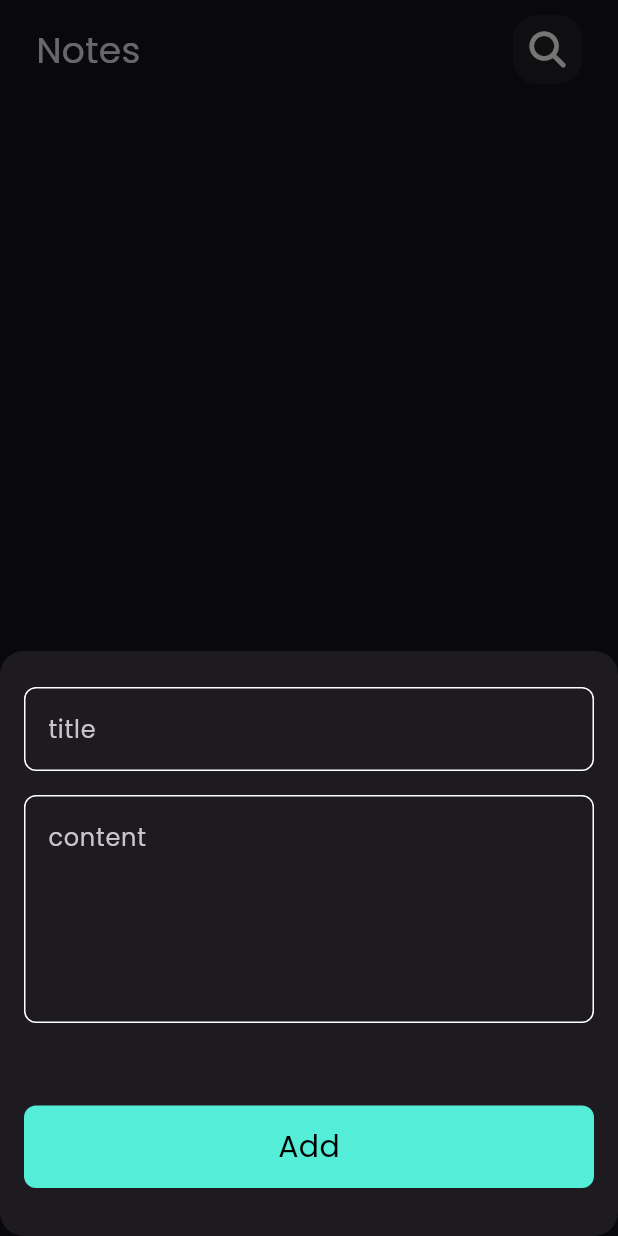
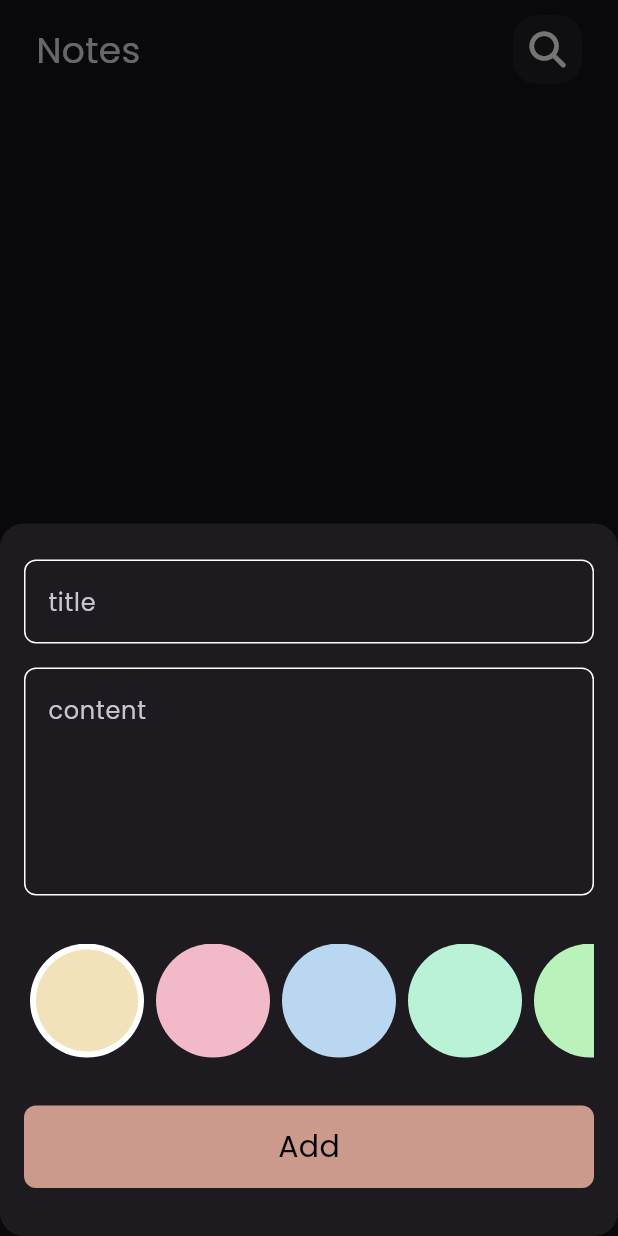
Before and after one commit to SABAHMOHAMEDD/note_app, a Flutter app: the screen it shows after launch, after a tap on an icon or button, on a phone screen of 412 x 824 dp. Run offline on Flutter 3.47's test engine with Material 2 defaults, Android fonts, the phone set to English and light mode, and no system bars; our stand-ins replace animated_splash_screen, bloc, flutter_bloc, font_awesome_flutter, hive, hive_flutter; accounts and stored records are empty.

Commit message:
finished app

```diff
--- a/lib/core/constants.dart
+++ b/lib/core/constants.dart
@@ -1,4 +1,13 @@
 import 'dart:ui';
 
-const KprimaryColor = Color(0xFF54eed8);
+const KprimaryColor = Color(0xFFCC998D);
+const Klogo = "assets/images/notebook.png";
 const kNotesBox = 'notes_box';
+const List<Color> KcolorsList = [
+  Color(0xFFF2E2BA),
+  Color(0xFFF2BAC9),
+  Color(0xFFBAD7F2),
+  Color(0xFFBAF2D8),
+  Color(0xFFBAF2BB),
+  Color(0xFFCFCBCA),
+];
--- a/lib/core/widgets/add_notes_bottom_sheet.dart
+++ b/lib/core/widgets/add_notes_bottom_sheet.dart
@@ -1,3 +1,4 @@
+import 'package:flutter/foundation.dart';
 import 'package:flutter/material.dart';
 import 'package:flutter_bloc/flutter_bloc.dart';
 import 'package:note_app/cubit/add_note_cubit/add_note_cubit.dart';
@@ -24,7 +25,9 @@ class AddNotesBottomSheet extends StatelessWidget {
               Navigator.pop(context);
             }
             if (state is AddNoteFailureState) {
-              print(state.errorMsg);
+              if (kDebugMode) {
+                print(state.errorMsg);
+              }
             }
           },
           builder: (context, state) {
--- a/lib/core/widgets/add_notes_form.dart
+++ b/lib/core/widgets/add_notes_form.dart
@@ -7,6 +7,7 @@ import 'package:note_app/models/notes_model.dart';
 import '../../cubit/add_note_cubit/add_note_states.dart';
 import 'custom_button.dart';
 import 'custom_text_field.dart';
+import 'item_color_listview.dart';
 
 class AddNotesForm extends StatefulWidget {
   const AddNotesForm({super.key});
@@ -46,30 +47,18 @@ class _AddNotesFormState extends State<AddNotesForm> {
             maxLines: 5,
           ),
           const SizedBox(
-            height: 55,
+            height: 32,
+          ),
+          const ItemColorListView(),
+          const SizedBox(
+            height: 32,
           ),
           BlocBuilder<AddNoteCubit, AddNoteStates>(
             builder: (context, state) {
               return CutomButton(
                 isLoading: state is AddNoteLoadingState ? true : false,
                 onTab: () {
-                  if (formKey.currentState!.validate()) {
-                    formKey.currentState!.save();
-                    var currentDate = DateTime.now();
-                    // you can write your custom format
-                    //  String formattedCurrentDate = DateFormat('dd-mm-yyyy').format(currentDate);
-                    String formattedCurrentDate =
-                        DateFormat.yMd().format(currentDate);
-
-                    NotesModel notesModel = NotesModel(
-                        title: title!,
-                        subtitle: subtitle!,
-                        date: formattedCurrentDate,
-                        color: Colors.deepPurple.value);
-                    BlocProvider.of<AddNoteCubit>(context).addNote(notesModel);
-                  } else {
-                    autovalidateMode = AutovalidateMode.always;
-                  }
+                  addNote();
                 },
               );
             },
@@ -81,4 +70,23 @@ class _AddNotesFormState extends State<AddNotesForm> {
       ),
     );
   }
+
+  addNote() {
+    if (formKey.currentState!.validate()) {
+      formKey.currentState!.save();
+      var currentDate = DateTime.now();
+      // you can write your custom format
+      //  String formattedCurrentDate = DateFormat('dd-mm-yyyy').format(currentDate);
+      String formattedCurrentDate = DateFormat.yMd().format(currentDate);
+
+      NotesModel notesModel = NotesModel(
+          title: title!,
+          subtitle: subtitle!,
+          date: formattedCurrentDate,
+          color: Colors.deepPurple.value);
+      BlocProvider.of<AddNoteCubit>(context).addNote(notesModel);
+    } else {
+      autovalidateMode = AutovalidateMode.always;
+    }
+  }
 }
--- /dev/null
+++ b/lib/core/widgets/color_item.dart
@@ -0,0 +1,28 @@
+import 'package:flutter/material.dart';
+
+class ColorItem extends StatelessWidget {
+  const ColorItem({
+    super.key,
+    required this.isActive,
+    required this.color,
+  });
+  final bool isActive;
+  final Color color;
+
+  @override
+  Widget build(BuildContext context) {
+    return isActive
+        ? CircleAvatar(
+      backgroundColor: Colors.white,
+      radius: 38,
+      child: CircleAvatar(
+        radius: 34,
+        backgroundColor: color,
+      ),
+    )
+        : CircleAvatar(
+      radius: 38,
+      backgroundColor: color,
+    );
+  }
+}
--- a/lib/core/widgets/custom_app_bar.dart
+++ b/lib/core/widgets/custom_app_bar.dart
@@ -3,10 +3,11 @@ import 'package:flutter/material.dart';
 import 'custom_search_Icon.dart';
 
 class CustomAppBar extends StatelessWidget {
-  const CustomAppBar({Key? key, required this.title, required this.icon})
+  const CustomAppBar({Key? key, required this.title, required this.icon, this.onIconTap})
       : super(key: key);
   final String title;
   final IconData icon;
+  final void Function()? onIconTap;
   @override
   Widget build(BuildContext context) {
     return Row(
@@ -16,7 +17,8 @@ class CustomAppBar extends StatelessWidget {
           style: const TextStyle(fontSize: 24),
         ),
         const Spacer(),
-        CustomSearchIcon(
+        CustomAppBarIcon(
+          onIconTap: onIconTap,
           icon: icon,
         )
       ],
--- a/lib/core/widgets/custom_search_Icon.dart
+++ b/lib/core/widgets/custom_search_Icon.dart
@@ -1,18 +1,23 @@
 import 'package:flutter/material.dart';
 
-class CustomSearchIcon extends StatelessWidget {
-  const CustomSearchIcon({Key? key, required this.icon}) : super(key: key);
+class CustomAppBarIcon extends StatelessWidget {
+  const CustomAppBarIcon({Key? key, required this.icon, this.onIconTap})
+      : super(key: key);
   final IconData icon;
+  final void Function()? onIconTap;
   @override
   Widget build(BuildContext context) {
-    return Container(
+    return GestureDetector(
+      onTap: onIconTap,
+      child: Container(
         width: 46,
         height: 46,
         decoration: BoxDecoration(
             borderRadius: BorderRadius.circular(16),
             color: Colors.white.withOpacity(0.05)),
-      child:  Center(
+        child: Center(
           child: Icon(icon),
+        ),
       ),
     );
   }
--- a/lib/core/widgets/custom_text_field.dart
+++ b/lib/core/widgets/custom_text_field.dart
@@ -4,10 +4,16 @@ import '../../core/constants.dart';
 
 class CustomTextField extends StatelessWidget {
   const CustomTextField(
-      {super.key, required this.hintText, this.maxLines = 1, this.onSaved});
-  final String hintText;
+      {super.key,
+       this.hintText,
+      this.maxLines = 1,
+      this.onSaved,
+      this.onChanged, this.initialValue});
+  final String? hintText;
   final int maxLines;
   final void Function(String?)? onSaved;
+  final void Function(String?)? onChanged;
+  final String? initialValue;
   @override
   Widget build(BuildContext context) {
     return TextFormField(
@@ -18,6 +24,8 @@ class CustomTextField extends StatelessWidget {
           return null;
         }
       },
+      initialValue:initialValue ,
+      onChanged: onChanged,
       onSaved: onSaved,
       maxLines: maxLines,
       cursorColor: KprimaryColor,
--- /dev/null
+++ b/lib/core/widgets/item_color_listview.dart
@@ -0,0 +1,45 @@
+import 'package:flutter/material.dart';
+import 'package:note_app/cubit/add_note_cubit/add_note_cubit.dart';
+
+import '../constants.dart';
+import 'color_item.dart';
+
+class ItemColorListView extends StatefulWidget {
+  const ItemColorListView({
+    super.key,
+  });
+
+  @override
+  State<ItemColorListView> createState() => _ItemColorListViewState();
+}
+
+class _ItemColorListViewState extends State<ItemColorListView> {
+  int currentIndex = 0;
+
+  @override
+  Widget build(BuildContext context) {
+    return SizedBox(
+      height: 38 * 2,
+      child: ListView.builder(
+          physics: const BouncingScrollPhysics(),
+          itemCount: KcolorsList.length,
+          scrollDirection: Axis.horizontal,
+          itemBuilder: (context, index) {
+            return GestureDetector(
+              onTap: () {
+                currentIndex = index;
+                AddNoteCubit.get(context).color = KcolorsList[index];
+                setState(() {});
+              },
+              child: Padding(
+                padding: const EdgeInsets.symmetric(horizontal: 4),
+                child: ColorItem(
+                  isActive: currentIndex == index,
+                  color: KcolorsList[index],
+                ),
+              ),
+            );
+          }),
+    );
+  }
+}
--- a/lib/cubit/add_note_cubit/add_note_cubit.dart
+++ b/lib/cubit/add_note_cubit/add_note_cubit.dart
@@ -1,3 +1,6 @@
+import 'dart:ui';
+
+import 'package:flutter/foundation.dart';
 import 'package:flutter_bloc/flutter_bloc.dart';
 import 'package:note_app/models/notes_model.dart';
 import 'package:hive_flutter/adapters.dart';
@@ -10,17 +13,20 @@ class AddNoteCubit extends Cubit<AddNoteStates> {
 
   static AddNoteCubit get(context) => BlocProvider.of(context);
 
+  Color color = const Color(0xFFF2E2BA);
   addNote(NotesModel notesModel) async {
+    notesModel.color = color.value;
     emit(AddNoteLoadingState());
 
     try {
-
       var notesBox = Hive.box<NotesModel>(kNotesBox);
       await notesBox.add(notesModel);
       emit(AddNoteSuccessState());
     } catch (error) {
       emit(AddNoteFailureState(error.toString()));
-      print("error is :${error.toString()}");
+      if (kDebugMode) {
+        print("error is :${error.toString()}");
+      }
     }
   }
 }
--- a/lib/main.dart
+++ b/lib/main.dart
@@ -4,6 +4,7 @@ import 'package:hive_flutter/adapters.dart';
 import 'package:note_app/cubit/notes_cubit/notes_cubit.dart';
 import 'package:note_app/models/notes_model.dart';
 import 'package:note_app/views/notes_view.dart';
+import 'package:note_app/views/splash_screen.dart';
 
 import 'core/bloc_observer.dart';
 import 'core/constants.dart';
@@ -34,7 +35,7 @@ class MyApp extends StatelessWidget {
               brightness: Brightness.dark,
               useMaterial3: true,
               fontFamily: "Poppins"),
-          home: const NotesView()),
+          home:  SplashScreen()),
     );
   }
 }
--- a/lib/models/notes_model.dart
+++ b/lib/models/notes_model.dart
@@ -3,13 +3,13 @@ part 'notes_model.g.dart';
 @HiveType(typeId: 0)
 class NotesModel extends HiveObject {
   @HiveField(0)
-  final String title;
+   String title;
   @HiveField(1)
-  final String subtitle;
+   String subtitle;
   @HiveField(2)
   final String date;
   @HiveField(3)
-  final int color;
+   int color;
   NotesModel(
       {required this.title,
       required this.subtitle,
--- a/lib/views/notes_view.dart
+++ b/lib/views/notes_view.dart
@@ -31,6 +31,7 @@ class NotesView extends StatelessWidget {
               },
               child: const Icon(
                 FontAwesomeIcons.add,
+                size: 18,
                 color: Colors.black,
               ),
             ),
--- /dev/null
+++ b/lib/views/splash_screen.dart
@@ -0,0 +1,34 @@
+import 'package:animated_splash_screen/animated_splash_screen.dart';
+import 'package:flutter/material.dart';
+import 'package:note_app/core/constants.dart';
+import 'package:note_app/views/notes_view.dart';
+
+class SplashScreen extends StatelessWidget {
+  static const routeName = "SplashScreen";
+
+  @override
+  Widget build(BuildContext context) {
+    return AnimatedSplashScreen(
+      splashIconSize: 150,
+      backgroundColor: KprimaryColor.withOpacity(0.9),
+      splash: const Column(
+        children: [
+          Image(
+            image: AssetImage(Klogo),
+            height: 100,
+            width: 100,
+          ),
+          Text(
+            "Nottie",
+            style: TextStyle(
+                fontFamily: "Pacifico", color: Colors.white, fontSize: 24),
+          ),
+        ],
+      ),
+      nextScreen: const NotesView(),
+      splashTransition: SplashTransition.sizeTransition,
+
+      //pageTransitionType: PageTransitionType.downToUp,
+    );
+  }
+}
```
Also changed, not shown: lib/core/widgets/edit_item_color_listview.dart (added, +54 -0 lines), lib/core/widgets/edit_notes_view_body.dart (+42 -10 lines), lib/core/widgets/note_item.dart (+31 -3 lines), lib/views/edit_notes_view.dart (+7 -4 lines), pubspec.yaml (+10 -0 lines), assets/images/notebook.png (added), pubspec.lock, 16 other files. Lines whose indentation alone changed are shown as unchanged.
